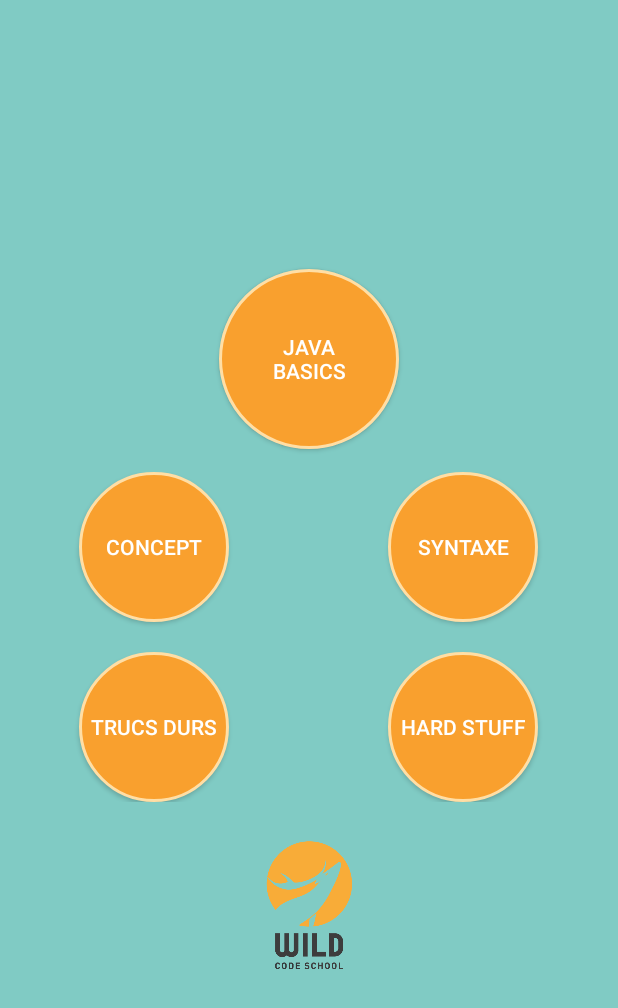
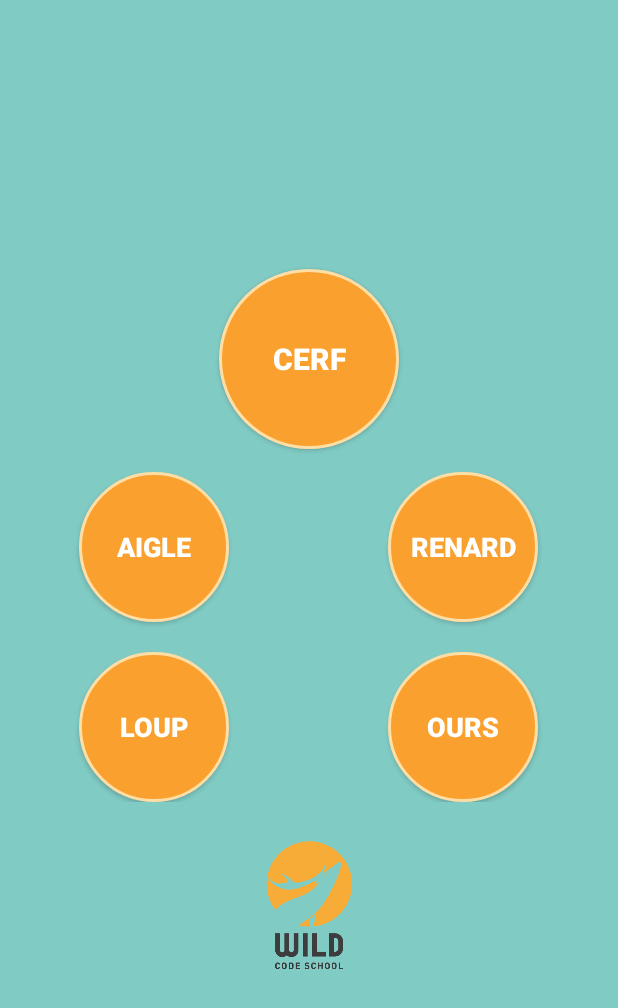
Before and after one commit to WildCodeSchool/toulouse-0916-javabien, an Android app: the screen it shows after launch (MainActivity), on a phone screen of 412 x 824 dp. Shown: the top 1008 px of the screen. Run offline under Robolectric (Android 15) with nearby library versions, the phone set to English and light mode, and no system bars.

Commit message:
noms ani-mots

```diff
--- a/app/src/main/res/layout/activity_main.xml
+++ b/app/src/main/res/layout/activity_main.xml
@@ -16,7 +16,9 @@
         android:layout_width="120dp"
         android:layout_height="120dp"
         android:background="@drawable/boutonrond"
-        android:text="Java\nBasics"
+        android:text="Cerf"
+        android:textSize="20dp"
+        android:textStyle="bold"
         android:textColor="#fff"
         android:id="@+id/button"
         android:layout_marginTop="30dp"
@@ -38,8 +40,10 @@
         android:layout_width="100dp"
         android:layout_height="100dp"
         android:background="@drawable/boutonrond"
-        android:text="Concept"
+        android:text="Aigle"
         android:textColor="#fff"
+        android:textSize="18dp"
+        android:textStyle="bold"
         android:id="@+id/button2"
         android:layout_marginBottom="20dp"
         android:layout_below="@+id/button"
@@ -49,7 +53,9 @@
         android:layout_width="100dp"
         android:layout_height="100dp"
         android:background="@drawable/boutonrond"
-        android:text="Trucs Durs"
+        android:text="Loup"
+        android:textSize="18dp"
+        android:textStyle="bold"
         android:textColor="#fff"
         android:id="@+id/button4"
         android:layout_above="@+id/logowild"
@@ -66,7 +72,9 @@
         android:layout_width="100dp"
         android:layout_height="100dp"
         android:background="@drawable/boutonrond"
-        android:text="Syntaxe"
+        android:text="Renard"
+        android:textSize="18dp"
+        android:textStyle="bold"
         android:textColor="#fff"
         android:layout_marginBottom="20dp"
         android:id="@+id/button3"
@@ -78,7 +86,9 @@
         android:layout_width="100dp"
         android:layout_height="100dp"
         android:background="@drawable/boutonrond"
-        android:text="Hard Stuff"
+        android:text="Ours"
+        android:textSize="18dp"
+        android:textStyle="bold"
         android:textColor="#fff"
         android:id="@+id/button5"
         android:layout_alignTop="@+id/button4"
```
